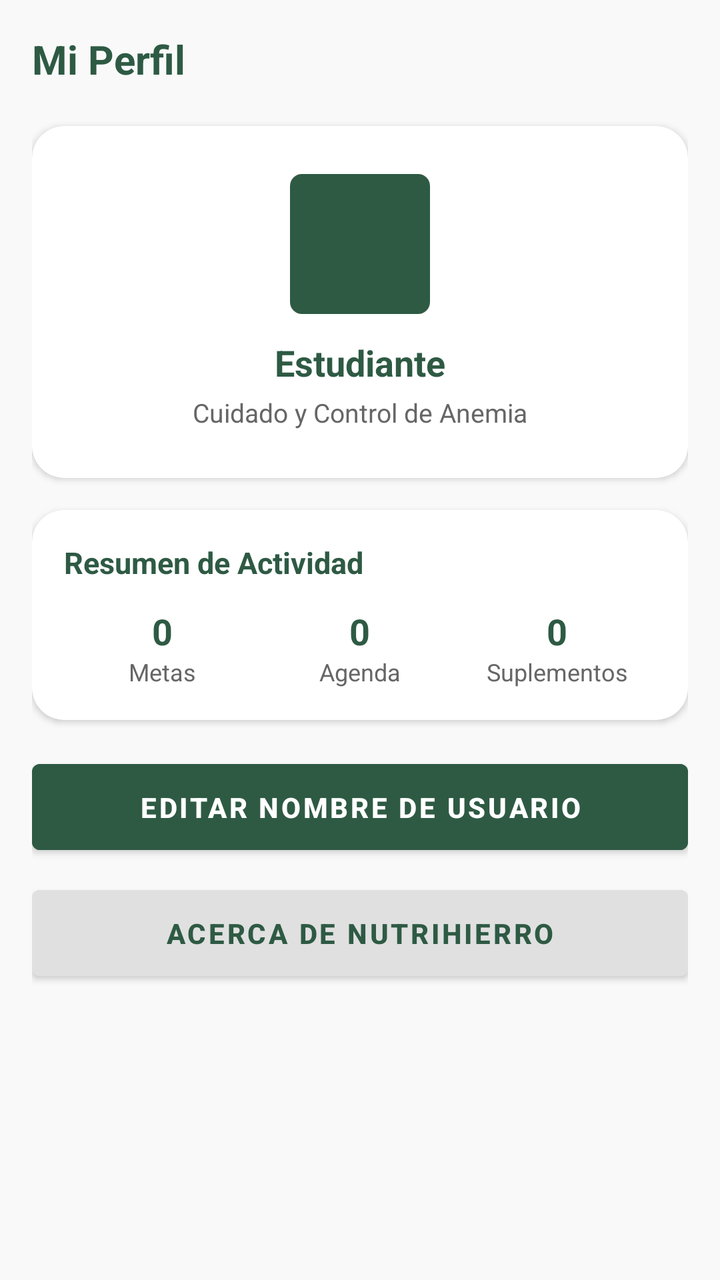
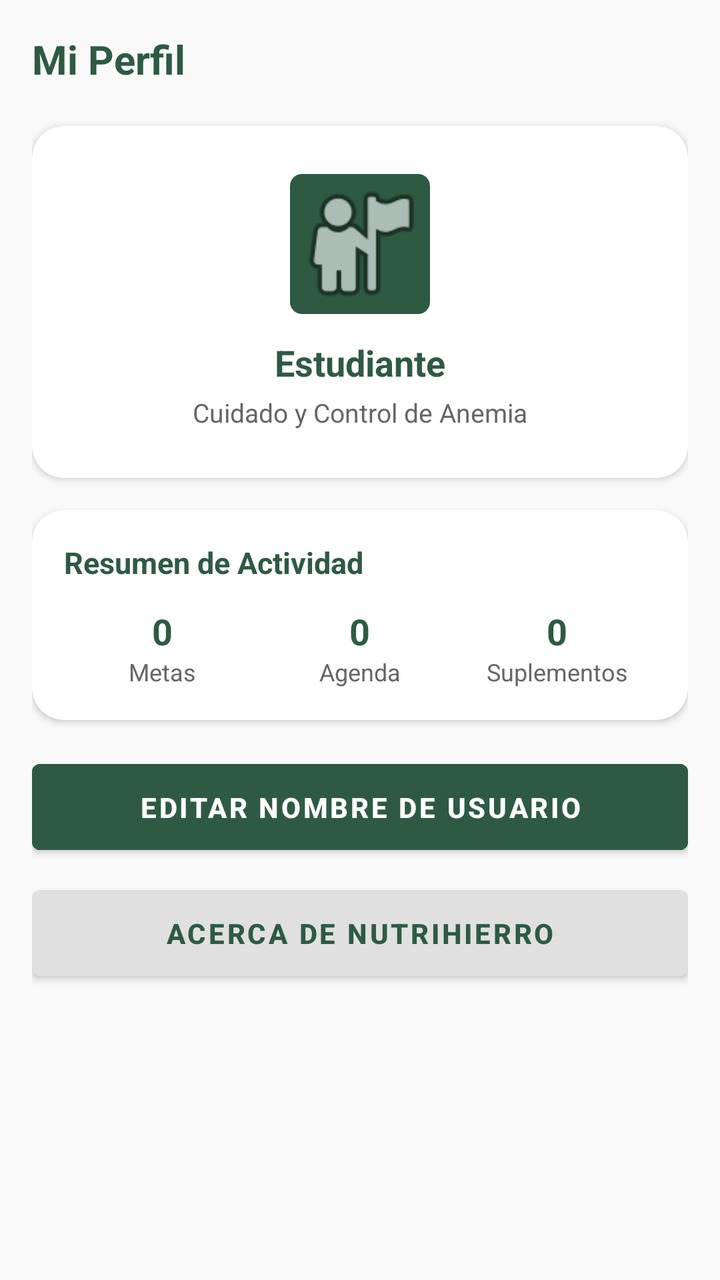

Screens rendered from an Android XML layout before and after an edit, with the pre-edit source and the edit as a unified diff.
<!-- AndroidManifest.xml: application theme Theme.FutureNovaEPT -->
<!-- res/layout/activity_perfil.xml -->
<?xml version="1.0" encoding="utf-8"?>
<ScrollView xmlns:android="http://schemas.android.com/apk/res/android"
    xmlns:app="http://schemas.android.com/apk/res-auto"
    android:layout_width="match_parent"
    android:layout_height="match_parent"
    android:background="#F9F9F9"
    android:padding="16dp">

    <LinearLayout
        android:layout_width="match_parent"
        android:layout_height="wrap_content"
        android:orientation="vertical"
        android:gravity="center_horizontal">

        
        <TextView
            android:layout_width="match_parent"
            android:layout_height="wrap_content"
            android:text="Mi Perfil"
            android:textSize="20sp"
            android:textStyle="bold"
            android:textColor="#2E5A44"
            android:layout_marginBottom="20dp"/>

        
        <androidx.cardview.widget.CardView
            android:layout_width="match_parent"
            android:layout_height="wrap_content"
            app:cardCornerRadius="16dp"
            app:cardElevation="2dp"
            app:cardBackgroundColor="@android:color/white"
            android:layout_marginBottom="16dp">

            <LinearLayout
                android:layout_width="match_parent"
                android:layout_height="wrap_content"
                android:orientation="vertical"
                android:padding="24dp"
                android:gravity="center">

                
                <ImageView
                    android:layout_width="70dp"
                    android:layout_height="70dp"
                    android:src="@android:drawable/ic_menu_myplaces"
                    app:tint="#2E5A44"
                    android:background="@drawable/bg_categoria"
                    android:padding="16dp"
                    android:layout_marginBottom="12dp"/>

                <TextView
                    android:id="@+id/tvNombrePerfil"
                    android:layout_width="wrap_content"
                    android:layout_height="wrap_content"
                    android:text="Estudiante"
                    android:textSize="18sp"
                    android:textStyle="bold"
                    android:textColor="#2E5A44"/>

                <TextView
                    android:layout_width="wrap_content"
                    android:layout_height="wrap_content"
                    android:text="Cuidado y Control de Anemia"
                    android:textSize="13sp"
                    android:textColor="#666666"
                    android:layout_marginTop="4dp"/>
            </LinearLayout>
        </androidx.cardview.widget.CardView>

        
        <androidx.cardview.widget.CardView
            android:layout_width="match_parent"
            android:layout_height="wrap_content"
            app:cardCornerRadius="16dp"
            app:cardElevation="2dp"
            app:cardBackgroundColor="@android:color/white"
            android:layout_marginBottom="16dp">

            <LinearLayout
                android:layout_width="match_parent"
                android:layout_height="wrap_content"
                android:orientation="vertical"
                android:padding="16dp">

                <TextView
                    android:layout_width="wrap_content"
                    android:layout_height="wrap_content"
                    android:text="Resumen de Actividad"
                    android:textStyle="bold"
                    android:textSize="15sp"
                    android:textColor="#2E5A44"
                    android:layout_marginBottom="12dp"/>

                <LinearLayout
                    android:layout_width="match_parent"
                    android:layout_height="wrap_content"
                    android:orientation="horizontal"
                    android:weightSum="3">

                    <LinearLayout
                        android:layout_width="0dp"
                        android:layout_height="wrap_content"
                        android:layout_weight="1"
                        android:orientation="vertical"
                        android:gravity="center">
                        <TextView
                            android:id="@+id/tvStatMetas"
                            android:layout_width="wrap_content"
                            android:layout_height="wrap_content"
                            android:text="0"
                            android:textSize="18sp"
                            android:textStyle="bold"
                            android:textColor="#2E5A44"/>
                        <TextView
                            android:layout_width="wrap_content"
                            android:layout_height="wrap_content"
                            android:text="Metas"
                            android:textSize="12sp"
                            android:textColor="#666666"/>
                    </LinearLayout>

                    <LinearLayout
                        android:layout_width="0dp"
                        android:layout_height="wrap_content"
                        android:layout_weight="1"
                        android:orientation="vertical"
                        android:gravity="center">
                        <TextView
                            android:id="@+id/tvStatAgenda"
                            android:layout_width="wrap_content"
                            android:layout_height="wrap_content"
                            android:text="0"
                            android:textSize="18sp"
                            android:textStyle="bold"
                            android:textColor="#2E5A44"/>
                        <TextView
                            android:layout_width="wrap_content"
                            android:layout_height="wrap_content"
                            android:text="Agenda"
                            android:textSize="12sp"
                            android:textColor="#666666"/>
                    </LinearLayout>

                    <LinearLayout
                        android:layout_width="0dp"
                        android:layout_height="wrap_content"
                        android:layout_weight="1"
                        android:orientation="vertical"
                        android:gravity="center">
                        <TextView
                            android:id="@+id/tvStatSuplementos"
                            android:layout_width="wrap_content"
                            android:layout_height="wrap_content"
                            android:text="0"
                            android:textSize="18sp"
                            android:textStyle="bold"
                            android:textColor="#2E5A44"/>
                        <TextView
                            android:layout_width="wrap_content"
                            android:layout_height="wrap_content"
                            android:text="Suplementos"
                            android:textSize="12sp"
                            android:textColor="#666666"/>
                    </LinearLayout>
                </LinearLayout>
            </LinearLayout>
        </androidx.cardview.widget.CardView>

        
        <Button
            android:id="@+id/btnEditarNombre"
            android:layout_width="match_parent"
            android:layout_height="wrap_content"
            android:text="Editar Nombre de Usuario"
            android:backgroundTint="#2E5A44"
            android:textColor="@android:color/white"
            android:textStyle="bold"
            android:padding="12dp"
            android:layout_marginBottom="8dp"/>

        <Button
            android:id="@+id/btnAcercaDe"
            android:layout_width="match_parent"
            android:layout_height="wrap_content"
            android:text="Acerca de NutriHierro"
            android:backgroundTint="#E0E0E0"
            android:textColor="#2E5A44"
            android:textStyle="bold"
            android:padding="12dp"/>

    </LinearLayout>
</ScrollView>
<!-- resources referenced by this layout -->
<resources>
  <!-- drawable bg_categoria (drawable) -->
  <?xml version="1.0" encoding="utf-8"?>
  <shape xmlns:android="http://schemas.android.com/apk/res/android">
      <solid android:color="#2E5A44"/>
      <corners android:radius="6dp"/>
  </shape>
  <style name="Theme.FutureNovaEPT" parent="Theme.MaterialComponents.DayNight.DarkActionBar">
          
          <item name="colorPrimary">@color/purple_500</item>
          <item name="colorPrimaryVariant">@color/purple_700</item>
          <item name="colorOnPrimary">@color/white</item>
          
          <item name="colorSecondary">@color/teal_200</item>
          <item name="colorSecondaryVariant">@color/teal_700</item>
          <item name="colorOnSecondary">@color/black</item>
          
          <item name="android:statusBarColor">?attr/colorPrimaryVariant</item>
          
      </style>
  <color name="purple_500">#FF6200EE</color>
  <color name="purple_700">#FF3700B3</color>
  <color name="white">#FFFFFF</color>
  <color name="teal_200">#FF03DAC5</color>
  <color name="teal_700">#FF018786</color>
  <color name="black">#000000</color>
</resources>

<!-- the commit's change to res/layout/activity_perfil.xml (unified diff, before → after) -->
@@ -40,12 +40,12 @@
 
                 
                 <ImageView
+                    android:id="@+id/ivProfileImage"
                     android:layout_width="70dp"
                     android:layout_height="70dp"
                     android:src="@android:drawable/ic_menu_myplaces"
-                    app:tint="#2E5A44"
                     android:background="@drawable/bg_categoria"
-                    android:padding="16dp"
+                    android:scaleType="centerCrop"
                     android:layout_marginBottom="12dp"/>
 
                 <TextView
<!-- resource entries referenced after the edit -->
@@ -6,7 +6,7 @@
       <solid android:color="#2E5A44"/>
       <corners android:radius="6dp"/>
   </shape>
-  <style name="Theme.FutureNovaEPT" parent="Theme.MaterialComponents.DayNight.DarkActionBar">
+  <style name="Theme.FutureNovaEPT" parent="Theme.MaterialComponents.DayNight.NoActionBar">
           
           <item name="colorPrimary">@color/purple_500</item>
           <item name="colorPrimaryVariant">@color/purple_700</item>
